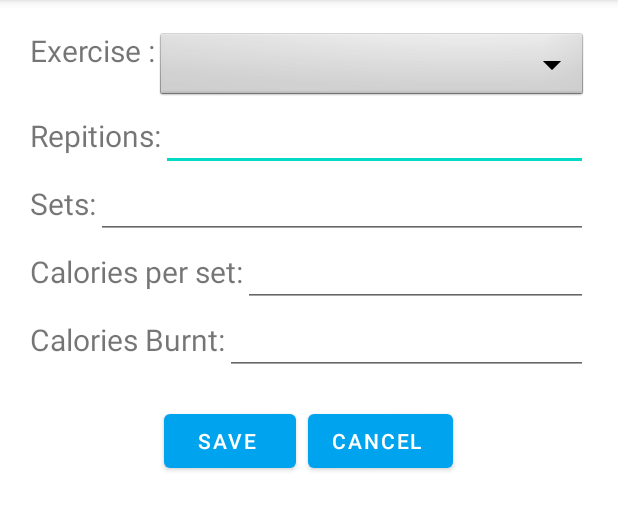
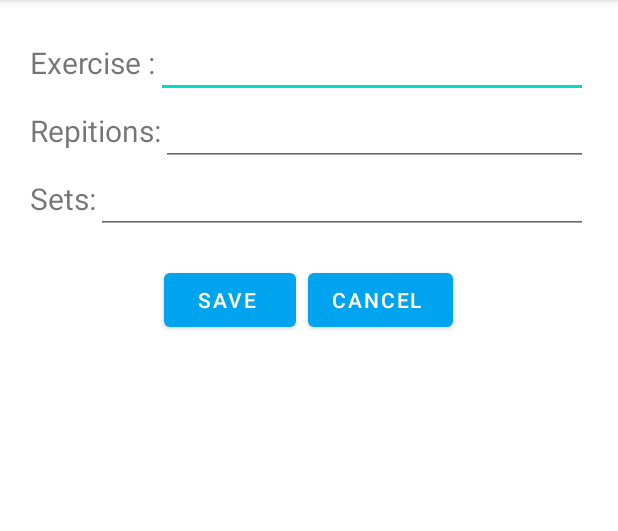
Before and after one commit to Brian-Mulei/HealthCoach, an Android app: the ExericseForm screen opened directly, with no data from a screen before it, on a phone screen of 412 x 824 dp, the part 84-615 px from its top. Run offline under Robolectric (Android 15) with nearby library versions, the phone set to English and light mode, and no system bars; our stand-ins replace Firebase (no records; nobody signed in at launch, a user with empty details on screens opened directly).

```diff
--- a/app/build.gradle
+++ b/app/build.gradle
@@ -33,7 +33,9 @@ dependencies {
     implementation 'com.google.firebase:firebase-analytics'
     implementation platform('com.google.firebase:firebase-bom:26.1.1')
     implementation 'com.github.PhilJay:MPAndroidChart:v3.1.0'
-     implementation 'com.github.bumptech.glide:glide:4.11.0'
+    implementation 'com.google.firebase:firebase-database'
+
+    implementation 'com.github.bumptech.glide:glide:4.11.0'
     implementation fileTree(dir: 'libs', include: ['*.jar'])
     implementation group: 'com.google.code.gson', name: 'gson', version: '2.8.5'
     annotationProcessor 'com.github.bumptech.glide:compiler:4.11.0'
@@ -45,3 +47,4 @@ dependencies {
     androidTestImplementation 'androidx.test.ext:junit:1.1.2'
     androidTestImplementation 'androidx.test.espresso:espresso-core:3.3.0'
 }
+apply plugin: 'com.google.gms.google-services'
--- a/app/src/main/java/com/example/healthcoach/Forms/ExericseForm.java
+++ b/app/src/main/java/com/example/healthcoach/Forms/ExericseForm.java
@@ -2,19 +2,74 @@ package com.example.healthcoach.Forms;
 
 import androidx.appcompat.app.AppCompatActivity;
 
+import android.content.Intent;
 import android.os.Bundle;
+import android.text.TextUtils;
+import android.view.View;
+import android.widget.Button;
+import android.widget.EditText;
+import android.widget.Toast;
 
+import com.example.healthcoach.ExerciseModel;
+import com.example.healthcoach.FoodTrack;
+import com.example.healthcoach.Model;
 import com.example.healthcoach.R;
+import com.google.firebase.database.DatabaseReference;
+import com.google.firebase.database.FirebaseDatabase;
 
 public class ExericseForm extends AppCompatActivity {
-
+    Button cancel ,add;
+    EditText set,rep,exercise;
+int calories;
     @Override
     protected void onCreate(Bundle savedInstanceState) {
         super.onCreate(savedInstanceState);
         setContentView(R.layout.activity_exericse_form);
 
+        set=findViewById(R.id.sets);
+        rep=findViewById(R.id.reps);
+        exercise=findViewById(R.id.exercise);
+        add =findViewById(R.id.add);
+        cancel=findViewById(R.id.cancel);
 
 
 
+        add.setOnClickListener(new View.OnClickListener() {
+            @Override
+            public void onClick(View v) {
+                send();
+            }
+        });
+        cancel.setOnClickListener(new View.OnClickListener() {
+            @Override
+            public void onClick(View v) {
+                startActivity(new Intent(ExericseForm.this, FoodTrack.class));
+            }
+        });
+
     }
+
+    private void send() {
+
+        String sets= set.getText().toString().trim();
+        String reps=rep.getText().toString().trim();
+        String exercises=exercise.getText().toString().trim();
+        DatabaseReference mDatabase;
+
+        mDatabase = FirebaseDatabase.getInstance().getReference();
+
+        if (TextUtils.isEmpty(exercises)  ) {
+            Toast.makeText(this, "Enter Required details", Toast.LENGTH_SHORT).show(); }
+        else {
+
+            ExerciseModel exmodel = new ExerciseModel( exercises,sets,reps);
+            mDatabase.child("Exercise").child(exercises).setValue(exmodel);
+
+            Toast.makeText(this, "Exercise Information Sent", Toast.LENGTH_SHORT).show();
+            startActivity(new Intent(ExericseForm.this, FoodTrack.class));
+
+        }
+    }
+
+
 }
--- a/app/src/main/res/layout/activity_exericse_form.xml
+++ b/app/src/main/res/layout/activity_exericse_form.xml
@@ -26,10 +26,9 @@
                 android:text="Exercise :"
                 android:textSize="20sp"
                 />
-            <Spinner
-                android:id="@+id/menuDropDown"
-                android:background="@android:drawable/btn_dropdown"
-                android:layout_width="match_parent"
+            <EditText
+                android:id="@+id/exercise"
+                 android:layout_width="match_parent"
                 android:layout_height="wrap_content"/>
         </LinearLayout>
         <LinearLayout
@@ -76,51 +75,7 @@
                 android:layout_width="match_parent"
                 android:layout_height="wrap_content"/>
         </LinearLayout>
-        <LinearLayout
-            android:id="@+id/LayCalorie"
-            android:layout_width="match_parent"
-            android:layout_height="wrap_content"
-            app:layout_constraintEnd_toEndOf="parent"
-            tools:ignore="MissingConstraints"
-            app:layout_constraintTop_toBottomOf="@id/laysets">
 
-            <TextView
-                android:layout_width="wrap_content"
-                android:layout_height="wrap_content"
-                android:text="Calories per set:"
-                android:inputType="number"
-                android:textSize="20sp"
-                />
-            <EditText
-                android:id="@+id/calorie"
-                android:digits="1234567890"
-                android:maxLength="4"
-                android:layout_width="match_parent"
-                android:layout_height="wrap_content"/>
-        </LinearLayout>
-
-        <LinearLayout
-            android:id="@+id/Calorie"
-            android:layout_width="match_parent"
-            android:layout_height="wrap_content"
-            app:layout_constraintEnd_toEndOf="parent"
-            tools:ignore="MissingConstraints"
-            app:layout_constraintTop_toBottomOf="@id/LayCalorie">
-
-            <TextView
-                android:layout_width="wrap_content"
-                android:layout_height="wrap_content"
-                android:text="Calories Burnt:"
-                android:inputType="number"
-                android:textSize="20sp"
-                />
-            <EditText
-                android:id="@+id/calorieburnt"
-                android:digits="1234567890"
-                android:maxLength="4"
-                android:layout_width="match_parent"
-                android:layout_height="wrap_content"/>
-        </LinearLayout>
 
 
     </androidx.constraintlayout.widget.ConstraintLayout>
```
Also changed, not shown: app/src/main/java/com/example/healthcoach/ExerciseModel.java (added, +37 -0 lines), app/src/main/java/com/example/healthcoach/Forms/FoodForm.java (+41 -36 lines), app/src/main/java/com/example/healthcoach/Model.java (added, +38 -0 lines), app/src/main/res/layout/activity_food_form.xml (+6 -29 lines).
